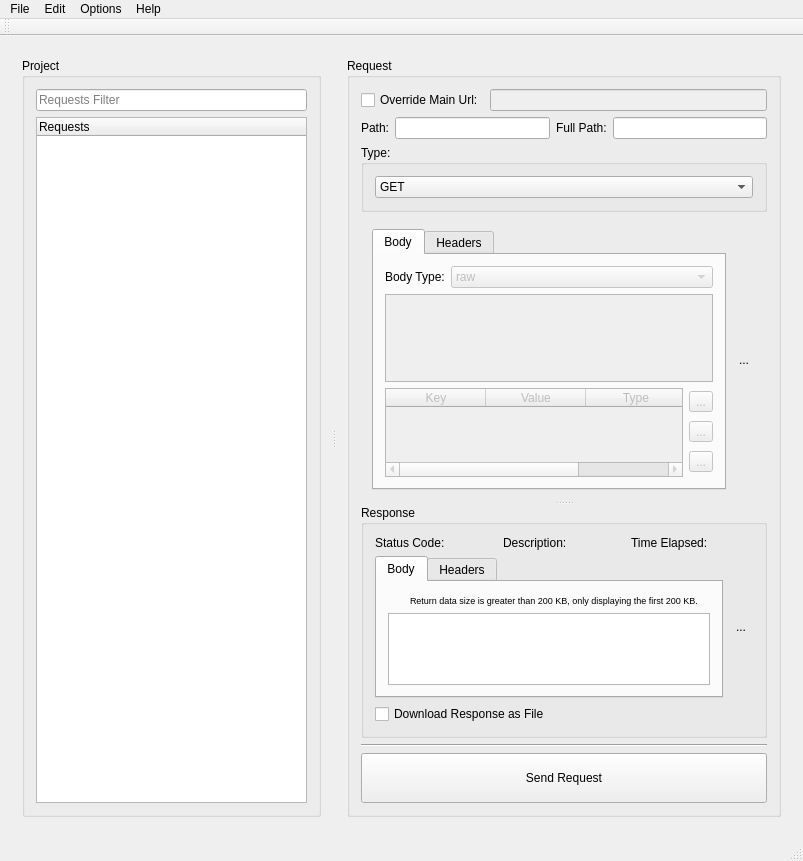
fabiobento512/FRequest, file mainwindow.ui: the form before one commit.
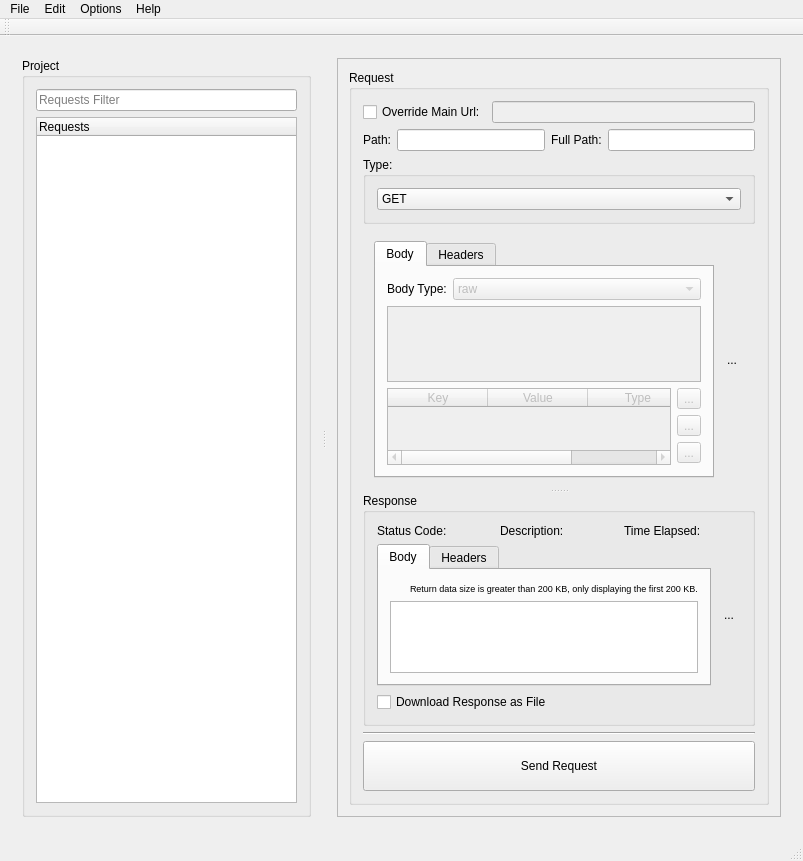
The form after the commit. Icons and pictures are not drawn. Custom widgets are drawn as their Qt base class.

Commit message:
Put request and response areas inside a scroll area
This avoids display problems on small screens

```diff
--- a/mainwindow.ui
+++ b/mainwindow.ui
@@ -86,6 +86,24 @@
       <widget class="QWidget" name="layoutWidget">
        <layout class="QVBoxLayout" name="verticalLayout_4">
         <item>
+         <widget class="QScrollArea" name="scrollArea">
+          <property name="verticalScrollBarPolicy">
+           <enum>Qt::ScrollBarAsNeeded</enum>
+          </property>
+          <property name="widgetResizable">
+           <bool>true</bool>
+          </property>
+          <widget class="QWidget" name="scrollAreaWidgetContents">
+           <property name="geometry">
+            <rect>
+             <x>0</x>
+             <y>0</y>
+             <width>472</width>
+             <height>772</height>
+            </rect>
+           </property>
+           <layout class="QGridLayout" name="gridLayout">
+            <item row="0" column="0">
          <widget class="QGroupBox" name="gbRequest">
           <property name="title">
            <string>Request</string>
@@ -699,13 +717,17 @@
     </item>
    </layout>
   </widget>
+     </widget>
+    </item>
+   </layout>
+  </widget>
   <widget class="QMenuBar" name="menuBar">
    <property name="geometry">
     <rect>
      <x>0</x>
      <y>0</y>
      <width>803</width>
-     <height>20</height>
+     <height>25</height>
     </rect>
    </property>
    <widget class="QMenu" name="menuFile">
```
Lines whose indentation alone changed are shown as unchanged.
